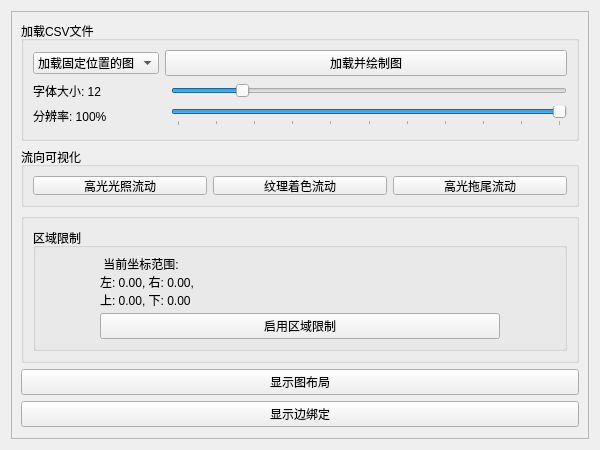
Before: the Qt Designer form vis4earth/graph_viser/graph_layout.ui in junjiangyue/vis-on-earth-qt-osg, drawn with Qt 5.
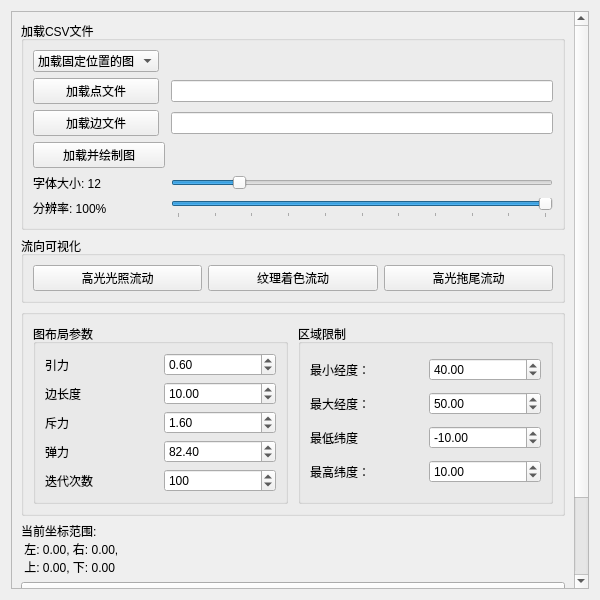
After: the same form once the commit is applied.

Commit message: ui隐藏/细分数量自动修改

Patch:
```diff
--- a/vis4earth/graph_viser/graph_layout.ui
+++ b/vis4earth/graph_viser/graph_layout.ui
@@ -7,13 +7,13 @@
     <x>0</x>
     <y>0</y>
     <width>600</width>
-    <height>450</height>
+    <height>600</height>
    </rect>
   </property>
   <property name="maximumSize">
    <size>
     <width>800</width>
-    <height>450</height>
+    <height>800</height>
    </size>
   </property>
   <property name="windowTitle">
@@ -25,7 +25,7 @@
      <property name="maximumSize">
       <size>
        <width>800</width>
-       <height>500</height>
+       <height>800</height>
       </size>
      </property>
      <property name="horizontalScrollBarPolicy">
@@ -38,9 +38,9 @@
       <property name="geometry">
        <rect>
         <x>0</x>
-        <y>0</y>
-        <width>580</width>
-        <height>430</height>
+        <y>-49</y>
+        <width>555</width>
+        <height>688</height>
        </rect>
       </property>
       <layout class="QVBoxLayout" name="verticalLayout_2">
@@ -49,7 +49,7 @@
          <property name="maximumSize">
           <size>
            <width>800</width>
-           <height>120</height>
+           <height>300</height>
           </size>
          </property>
          <property name="title">
@@ -85,6 +85,13 @@
             </property>
            </widget>
           </item>
+          <item row="2" column="0">
+           <widget class="QPushButton" name="loadPointsButton">
+            <property name="text">
+             <string>加载点文件</string>
+            </property>
+           </widget>
+          </item>
           <item row="5" column="0">
            <widget class="QLabel" name="fontSizeLabel">
             <property name="text">
@@ -92,6 +99,16 @@
             </property>
            </widget>
           </item>
+          <item row="3" column="0">
+           <widget class="QPushButton" name="loadEdgesButton">
+            <property name="text">
+             <string>加载边文件</string>
+            </property>
+           </widget>
+          </item>
+          <item row="3" column="2">
+           <widget class="QLineEdit" name="edgesFilePath"/>
+          </item>
           <item row="0" column="0">
            <widget class="QComboBox" name="comboBoxGraphType">
             <item>
@@ -122,13 +139,16 @@
             </property>
            </widget>
           </item>
-          <item row="0" column="1" colspan="2">
+          <item row="4" column="0" colspan="2">
            <widget class="QPushButton" name="loadAndDrawGraphButton">
             <property name="text">
              <string>加载并绘制图</string>
             </property>
            </widget>
           </item>
+          <item row="2" column="2">
+           <widget class="QLineEdit" name="pointsFilePath"/>
+          </item>
          </layout>
         </widget>
        </item>
@@ -137,7 +157,7 @@
          <property name="maximumSize">
           <size>
            <width>800</width>
-           <height>60</height>
+           <height>80</height>
           </size>
          </property>
          <property name="title">
@@ -173,45 +193,220 @@
          <property name="maximumSize">
           <size>
            <width>800</width>
-           <height>150</height>
+           <height>300</height>
           </size>
          </property>
          <layout class="QHBoxLayout" name="horizontalLayout">
           <property name="spacing">
            <number>10</number>
           </property>
+          <item>
+           <widget class="QGroupBox" name="groupBoxLayoutParams">
+            <property name="maximumSize">
+             <size>
+              <width>16777215</width>
+              <height>300</height>
+             </size>
+            </property>
+            <property name="title">
+             <string>图布局参数</string>
+            </property>
+            <layout class="QGridLayout" name="gridLayout">
+             <item row="3" column="1">
+              <widget class="QDoubleSpinBox" name="spinBoxSpringK">
+               <property name="minimum">
+                <double>-100.000000000000000</double>
+               </property>
+               <property name="value">
+                <double>82.400000000000006</double>
+               </property>
+              </widget>
+             </item>
+             <item row="1" column="0">
+              <widget class="QLabel" name="labelEdgeLength">
+               <property name="maximumSize">
+                <size>
+                 <width>16777215</width>
+                 <height>50</height>
+                </size>
+               </property>
+               <property name="text">
+                <string>边长度</string>
+               </property>
+              </widget>
+             </item>
+             <item row="2" column="0">
+              <widget class="QLabel" name="labelRepulsion">
+               <property name="text">
+                <string>斥力</string>
+               </property>
+              </widget>
+             </item>
+             <item row="4" column="0">
+              <widget class="QLabel" name="labelIteration">
+               <property name="maximumSize">
+                <size>
+                 <width>16777215</width>
+                 <height>50</height>
+                </size>
+               </property>
+               <property name="text">
+                <string>迭代次数</string>
+               </property>
+              </widget>
+             </item>
+             <item row="0" column="1">
+              <widget class="QDoubleSpinBox" name="spinBoxAttraction">
+               <property name="minimum">
+                <double>-100.000000000000000</double>
+               </property>
+               <property name="value">
+                <double>0.600000000000000</double>
+               </property>
+              </widget>
+             </item>
+             <item row="0" column="0">
+              <widget class="QLabel" name="labelAttraction">
+               <property name="maximumSize">
+                <size>
+                 <width>16777215</width>
+                 <height>50</height>
+                </size>
+               </property>
+               <property name="text">
+                <string>引力</string>
+               </property>
+              </widget>
+             </item>
+             <item row="3" column="0">
+              <widget class="QLabel" name="labelSpringK">
+               <property name="text">
+                <string>弹力</string>
+               </property>
+              </widget>
+             </item>
+             <item row="4" column="1">
+              <widget class="QSpinBox" name="spinBoxIteration">
+               <property name="maximum">
+                <number>1000000</number>
+               </property>
+               <property name="value">
+                <number>100</number>
+               </property>
+              </widget>
+             </item>
+             <item row="2" column="1">
+              <widget class="QDoubleSpinBox" name="spinBoxRepulsion">
+               <property name="minimum">
+                <double>-100.000000000000000</double>
+               </property>
+               <property name="value">
+                <double>1.600000000000000</double>
+               </property>
+              </widget>
+             </item>
+             <item row="1" column="1">
+              <widget class="QDoubleSpinBox" name="spinBoxEdgeLength">
+               <property name="minimum">
+                <double>-100.000000000000000</double>
+               </property>
+               <property name="value">
+                <double>10.000000000000000</double>
+               </property>
+              </widget>
+             </item>
+            </layout>
+           </widget>
+          </item>
           <item>
            <widget class="QGroupBox" name="groupBoxRegionRestriction">
             <property name="maximumSize">
              <size>
               <width>16777215</width>
-              <height>150</height>
+              <height>300</height>
              </size>
             </property>
             <property name="title">
              <string>区域限制</string>
             </property>
             <layout class="QGridLayout" name="gridLayoutRegion">
-             <item row="0" column="0">
-              <widget class="QLabel" name="labelCurrentCoordRange">
-               <property name="maximumSize">
-                <size>
-                 <width>400</width>
-                 <height>100</height>
-                </size>
+             <item row="4" column="0">
+              <widget class="QLabel" name="labelMaxX">
+               <property name="text">
+                <string>最大经度：</string>
                </property>
+              </widget>
+             </item>
+             <item row="6" column="1">
+              <widget class="QDoubleSpinBox" name="spinBoxMaxY">
+               <property name="minimum">
+                <double>-10000.000000000000000</double>
+               </property>
+               <property name="maximum">
+                <double>10000.989999999999782</double>
+               </property>
+               <property name="value">
+                <double>10.000000000000000</double>
+               </property>
+              </widget>
+             </item>
+             <item row="4" column="1">
+              <widget class="QDoubleSpinBox" name="spinBoxMaxX">
+               <property name="minimum">
+                <double>-10000.000000000000000</double>
+               </property>
+               <property name="maximum">
+                <double>9999.000000000000000</double>
+               </property>
+               <property name="value">
+                <double>50.000000000000000</double>
+               </property>
+              </widget>
+             </item>
+             <item row="3" column="1">
+              <widget class="QDoubleSpinBox" name="spinBoxMinX">
+               <property name="minimum">
+                <double>-10000.000000000000000</double>
+               </property>
+               <property name="maximum">
+                <double>10000.000000000000000</double>
+               </property>
+               <property name="value">
+                <double>40.000000000000000</double>
+               </property>
+              </widget>
+             </item>
+             <item row="3" column="0">
+              <widget class="QLabel" name="labelMinX">
                <property name="text">
-                <string> 当前坐标范围:
-左: 0.00, 右: 0.00,
-上: 0.00, 下: 0.00
-                                </string>
+                <string>最小经度：</string>
                </property>
               </widget>
              </item>
-             <item row="7" column="0">
-              <widget class="QPushButton" name="regionRestrictionButton">
+             <item row="6" column="0">
+              <widget class="QLabel" name="labelMaxY">
                <property name="text">
-                <string>启用区域限制</string>
+                <string>最高纬度：</string>
+               </property>
+              </widget>
+             </item>
+             <item row="5" column="0">
+              <widget class="QLabel" name="labelMinY">
+               <property name="text">
+                <string>最低纬度</string>
+               </property>
+              </widget>
+             </item>
+             <item row="5" column="1">
+              <widget class="QDoubleSpinBox" name="spinBoxMinY">
+               <property name="minimum">
+                <double>-10000.000000000000000</double>
+               </property>
+               <property name="maximum">
+                <double>10000.989999999999782</double>
+               </property>
+               <property name="value">
+                <double>-10.000000000000000</double>
                </property>
               </widget>
              </item>
@@ -221,6 +416,28 @@
          </layout>
         </widget>
        </item>
+       <item>
+        <widget class="QLabel" name="labelCurrentCoordRange">
+         <property name="maximumSize">
+          <size>
+           <width>400</width>
+           <height>100</height>
+          </size>
+         </property>
+         <property name="text">
+          <string>当前坐标范围:
+ 左: 0.00, 右: 0.00,
+ 上: 0.00, 下: 0.00</string>
+         </property>
+        </widget>
+       </item>
+       <item>
+        <widget class="QPushButton" name="regionRestrictionButton">
+         <property name="text">
+          <string>启用区域限制</string>
+         </property>
+        </widget>
+       </item>
        <item>
         <widget class="QPushButton" name="showGraphLayoutButton">
          <property name="text">
```
The commit also changes 1 other file.
